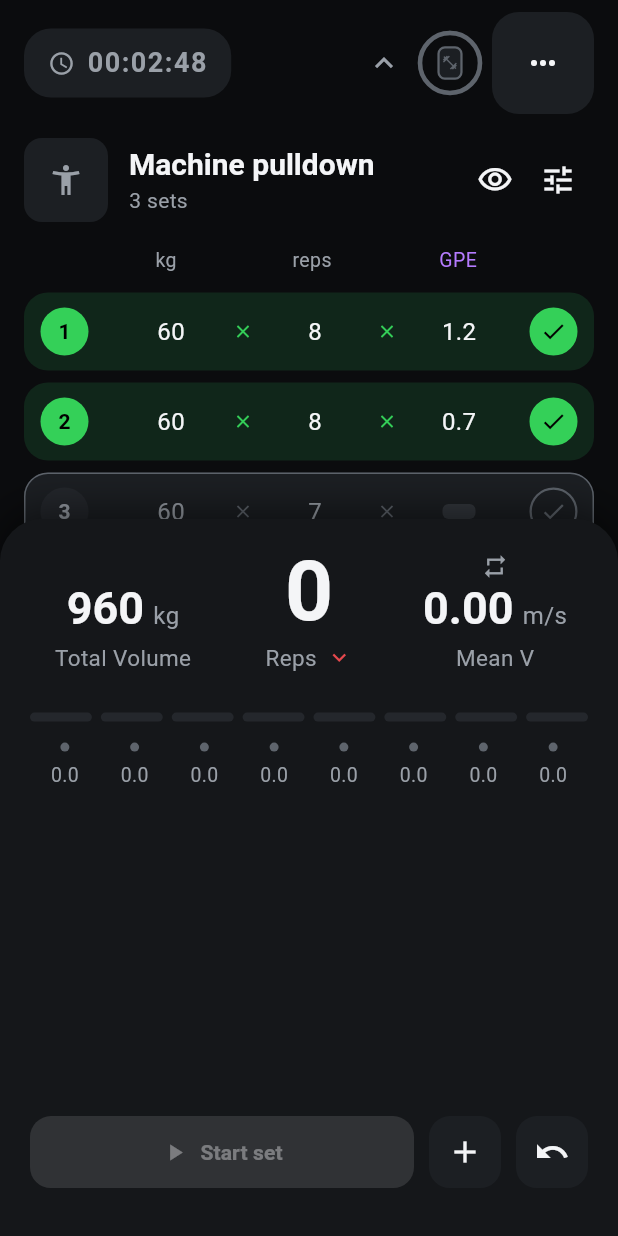
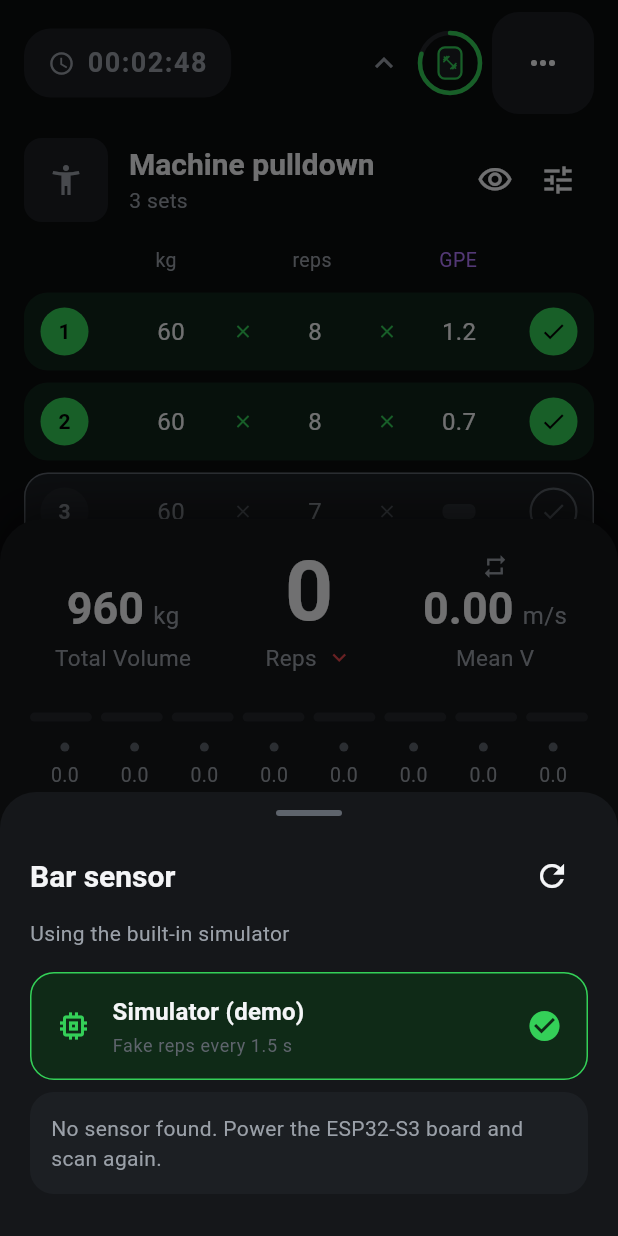
Before and after one commit to talkinfodesk-droid/test, a Flutter app: the LiveWorkoutScreen screen opened directly, scrolled down 172 dp, after a tap on the "fitness center" icon, on a phone screen of 412 x 824 dp. Run offline on Flutter 3.47's test engine with Material 3 defaults, Android fonts, the phone set to English and light mode, and no system bars; our stand-ins replace flutter_blue_plus, shared_preferences; accounts and stored records are empty.

Commit message:
feat: ESP32-S3-LCD-1.47B-M 바 센서 연동 (BLE 앱 + 펌웨어)
앱 (flutter_app)
- gpath_protocol.dart: GATT UUID, 12바이트 렙 패킷, START/STOP/TARE 명령 인코딩
- ble_rep_sensor.dart: flutter_blue_plus 기반 RepSensor 구현 + 서비스 UUID 스캐너
- 센서 선택 시트: 시뮬레이터 / 주변 GPATH 보드 선택, 마지막 기기 기억
- 컨트롤러 setSensor로 센서 교체, 운동별 concentricFirst를 START 명령에 전달
- Android BLE 권한, iOS NSBluetoothAlwaysUsageDescription 추가
- 프로토콜 인코딩/디코딩 테스트 (총 28개 통과)

펌웨어 (firmware/gpath_bar_sensor)
- rep_detector.h: 중력 축 추정 + 속도 적분 + 턴어라운드/정지 ZUPT 기반 렙 감지 (순수 C++)
- gpath_bar_sensor.ino: QMI8658 200Hz 샘플링, BLE 서버, ST7789 LCD 렙/속도 표시
- board_config.h: Waveshare 1.47B 핀맵
- test/rep_detector_test.cpp: 합성 벤치/풀다운 데이터로 PC에서 검증 (전부 통과)

Co-Authored-By: Claude Fable 5.1 <noreply@anthropic.com>
Claude-Session: https://claude.ai/code/session_01KkhbHovNuHszaEfnKatMuT

````diff
--- a/flutter_app/lib/data/mock_data.dart
+++ b/flutter_app/lib/data/mock_data.dart
@@ -11,6 +11,7 @@ class MockData {
     return Exercise(
       name: 'Machine pulldown',
       muscleGroup: 'Back',
+      concentricFirst: true,
       sets: [
         WorkoutSet(
           index: 1,
@@ -56,6 +57,7 @@ class MockData {
       Exercise(
         name: 'Dumbbell row',
         muscleGroup: 'Back',
+        concentricFirst: true,
         sets: [
           WorkoutSet(index: 1, weightKg: 32, targetReps: 10),
           WorkoutSet(index: 2, weightKg: 32, targetReps: 10),
--- a/flutter_app/lib/models/workout_models.dart
+++ b/flutter_app/lib/models/workout_models.dart
@@ -63,11 +63,16 @@ class Exercise {
     required this.name,
     required this.sets,
     this.muscleGroup = '',
+    this.concentricFirst = false,
   });
 
   final String name;
   final String muscleGroup;
   final List<WorkoutSet> sets;
+
+  /// True when the working (concentric) phase moves the handle down first,
+  /// e.g. pulldowns and rows. Bench / squat / press are false.
+  final bool concentricFirst;
 
   int get setCount => sets.length;
 
--- a/flutter_app/lib/screens/live_workout_screen.dart
+++ b/flutter_app/lib/screens/live_workout_screen.dart
@@ -6,6 +6,7 @@ import '../state/live_workout_controller.dart';
 import '../theme/app_theme.dart';
 import '../widgets/device_ring.dart';
 import '../widgets/rep_velocity_strip.dart';
+import '../widgets/sensor_picker_sheet.dart';
 import '../widgets/set_editor_sheet.dart';
 import '../widgets/set_row.dart';
 import '../widgets/set_tabs.dart';
@@ -201,9 +202,12 @@ class _TopBar extends StatelessWidget {
             icon: const Icon(Icons.keyboard_arrow_up,
                 color: AppColors.textSecondary),
           ),
-          GestureDetector(
-            onTap: controller.toggleSensor,
-            child: DeviceRing(connected: controller.sensorConnected),
+          Tooltip(
+            message: 'Sensor',
+            child: GestureDetector(
+              onTap: () => showSensorPickerSheet(context, controller),
+              child: DeviceRing(connected: controller.sensorConnected),
+            ),
           ),
           const SizedBox(width: 8),
           _Pill(
--- /dev/null
+++ b/flutter_app/lib/sensors/ble_rep_sensor.dart
@@ -0,0 +1,173 @@
+import 'dart:async';
+
+import 'package:flutter/foundation.dart';
+import 'package:flutter_blue_plus/flutter_blue_plus.dart';
+
+import 'gpath_protocol.dart';
+import 'rep_sensor.dart';
+
+/// [RepSensor] backed by the ESP32-S3 bar sensor over BLE.
+///
+/// Lifecycle: `connect()` -> discover the GPath service -> subscribe to rep
+/// notifications. `startSet()` writes a START command so the firmware arms rep
+/// detection; every notification becomes a [RepEvent].
+///
+/// flutter_blue_plus 2.x is free for personal / nonprofit use and needs a
+/// commercial license otherwise (see its LICENSE). Everything here sits behind
+/// [RepSensor], so swapping the BLE library touches only this file.
+class BleRepSensor implements RepSensor {
+  BleRepSensor(this.device, {this.license = License.nonprofit});
+
+  final BluetoothDevice device;
+  final License license;
+
+  final _reps = StreamController<RepEvent>.broadcast();
+  final _connection = StreamController<bool>.broadcast();
+
+  BluetoothCharacteristic? _repChar;
+  BluetoothCharacteristic? _controlChar;
+  StreamSubscription<List<int>>? _repSub;
+  StreamSubscription<BluetoothConnectionState>? _stateSub;
+  bool _connected = false;
+
+  /// Whether the next set's concentric phase comes first (pulldown / row).
+  bool concentricFirst = false;
+
+  String get name => device.platformName.isNotEmpty
+      ? device.platformName
+      : device.advName.isNotEmpty
+          ? device.advName
+          : device.remoteId.str;
+
+  @override
+  Stream<RepEvent> get reps => _reps.stream;
+
+  @override
+  Stream<bool> get connectionState => _connection.stream;
+
+  @override
+  bool get isConnected => _connected;
+
+  @override
+  Future<void> connect() async {
+    if (_connected) return;
+    await device.connect(
+        license: license, timeout: const Duration(seconds: 15));
+
+    _stateSub ??= device.connectionState.listen((state) {
+      final now = state == BluetoothConnectionState.connected;
+      if (now != _connected) {
+        _connected = now;
+        if (!now) {
+          _repSub?.cancel();
+          _repSub = null;
+          _repChar = null;
+          _controlChar = null;
+        }
+        _connection.add(now);
+      }
+    });
+
+    final services = await device.discoverServices();
+    final service = services.cast<BluetoothService?>().firstWhere(
+          (s) => s!.uuid == Guid(GpathProtocol.serviceUuid),
+          orElse: () => null,
+        );
+    if (service == null) {
+      await device.disconnect();
+      throw StateError('Device does not expose the GPath service');
+    }
+    for (final c in service.characteristics) {
+      if (c.uuid == Guid(GpathProtocol.repCharUuid)) _repChar = c;
+      if (c.uuid == Guid(GpathProtocol.controlCharUuid)) _controlChar = c;
+    }
+    if (_repChar == null || _controlChar == null) {
+      await device.disconnect();
+      throw StateError('GPath service is missing a characteristic');
+    }
+
+    await _repChar!.setNotifyValue(true);
+    _repSub = _repChar!.onValueReceived.listen(_onNotification);
+
+    if (!_connected) {
+      _connected = true;
+      _connection.add(true);
+    }
+  }
+
+  void _onNotification(List<int> bytes) {
+    final packet = RepPacket.decode(bytes);
+    if (packet == null) {
+      debugPrint('BleRepSensor: ignoring ${bytes.length}-byte packet');
+      return;
+    }
+    _reps.add(RepEvent(meanVelocity: packet.meanVelocity, at: DateTime.now()));
+  }
+
+  @override
+  Future<void> disconnect() async {
+    await _write(ControlPacket.stopSet(), quiet: true);
+    await device.disconnect();
+  }
+
+  @override
+  void startSet({required int targetReps, double? weightKg}) {
+    _write(
+      ControlPacket.startSet(
+        targetReps: targetReps,
+        weightKg: weightKg ?? 0,
+        concentricFirst: concentricFirst,
+      ),
+    );
+  }
+
+  @override
+  void stopSet() {
+    _write(ControlPacket.stopSet(), quiet: true);
+  }
+
+  Future<void> tare() => _write(ControlPacket.tare());
+
+  Future<void> _write(List<int> bytes, {bool quiet = false}) async {
+    final c = _controlChar;
+    if (c == null || !_connected) return;
+    try {
+      await c.write(bytes, withoutResponse: c.properties.writeWithoutResponse);
+    } catch (e) {
+      if (!quiet) debugPrint('BleRepSensor: write failed: $e');
+    }
+  }
+
+  @override
+  Future<void> dispose() async {
+    await _repSub?.cancel();
+    await _stateSub?.cancel();
+    if (_connected) {
+      try {
+        await device.disconnect();
+      } catch (_) {}
+    }
+    await _reps.close();
+    await _connection.close();
+  }
+}
+
+/// Scans for boards advertising the GPath service.
+class BleSensorScanner {
+  BleSensorScanner._();
+
+  static Stream<List<ScanResult>> get results => FlutterBluePlus.scanResults;
+  static Stream<bool> get isScanning => FlutterBluePlus.isScanning;
+  static Stream<BluetoothAdapterState> get adapterState =>
+      FlutterBluePlus.adapterState;
+
+  static Future<void> start({Duration timeout = const Duration(seconds: 8)}) {
+    return FlutterBluePlus.startScan(
+      withServices: [Guid(GpathProtocol.serviceUuid)],
+      timeout: timeout,
+      androidUsesFineLocation: false,
+    );
+  }
+
+  static Future<void> stop() => FlutterBluePlus.stopScan();
+}
--- /dev/null
+++ b/flutter_app/lib/sensors/gpath_protocol.dart
@@ -0,0 +1,114 @@
+import 'dart:typed_data';
+
+/// BLE GATT contract shared with `firmware/gpath_bar_sensor`.
+///
+/// One primary service with two characteristics:
+///  * [repCharUuid]     NOTIFY  - one packet per detected rep ([RepPacket])
+///  * [controlCharUuid] WRITE   - start / stop a set ([ControlPacket])
+///
+/// All multi-byte integers are little-endian.
+class GpathProtocol {
+  GpathProtocol._();
+
+  static const String serviceUuid = '7a0c0001-5d8e-4b1f-9c3a-2f1b8e6d4a01';
+  static const String repCharUuid = '7a0c0002-5d8e-4b1f-9c3a-2f1b8e6d4a01';
+  static const String controlCharUuid = '7a0c0003-5d8e-4b1f-9c3a-2f1b8e6d4a01';
+
+  /// Advertised local name prefix; the picker filters on this too.
+  static const String deviceNamePrefix = 'GPATH';
+
+  static const int repPacketType = 0x01;
+  static const int repPacketLength = 12;
+
+  static const int cmdStartSet = 0x01;
+  static const int cmdStopSet = 0x02;
+  static const int cmdTare = 0x03;
+}
+
+/// Rep notification, 12 bytes:
+/// ```
+/// 0      type (0x01)
+/// 1      rep index in the set, 1-based
+/// 2..3   mean concentric velocity, mm/s
+/// 4..5   peak concentric velocity, mm/s
+/// 6..7   range of motion, mm
+/// 8..11  ms since the set was started
+/// ```
+class RepPacket {
+  const RepPacket({
+    required this.repIndex,
+    required this.meanVelocity,
+    required this.peakVelocity,
+    required this.rangeOfMotionM,
+    required this.sinceSetStart,
+  });
+
+  final int repIndex;
+
+  /// m/s
+  final double meanVelocity;
+
+  /// m/s
+  final double peakVelocity;
+
+  /// metres
+  final double rangeOfMotionM;
+  final Duration sinceSetStart;
+
+  static RepPacket? decode(List<int> bytes) {
+    if (bytes.length < GpathProtocol.repPacketLength) return null;
+    if (bytes[0] != GpathProtocol.repPacketType) return null;
+    final b = ByteData.sublistView(Uint8List.fromList(bytes));
+    return RepPacket(
+      repIndex: b.getUint8(1),
+      meanVelocity: b.getUint16(2, Endian.little) / 1000,
+      peakVelocity: b.getUint16(4, Endian.little) / 1000,
+      rangeOfMotionM: b.getUint16(6, Endian.little) / 1000,
+      sinceSetStart: Duration(milliseconds: b.getUint32(8, Endian.little)),
+    );
+  }
+
+  Uint8List encode() {
+    final b = ByteData(GpathProtocol.repPacketLength)
+      ..setUint8(0, GpathProtocol.repPacketType)
+      ..setUint8(1, repIndex.clamp(0, 255))
+      ..setUint16(
+          2, (meanVelocity * 1000).round().clamp(0, 65535), Endian.little)
+      ..setUint16(
+          4, (peakVelocity * 1000).round().clamp(0, 65535), Endian.little)
+      ..setUint16(
+          6, (rangeOfMotionM * 1000).round().clamp(0, 65535), Endian.little)
+      ..setUint32(
+          8, sinceSetStart.inMilliseconds.clamp(0, 0xFFFFFFFF), Endian.little);
+    return b.buffer.asUint8List();
+  }
+}
+
+/// Commands written to the control characteristic.
+class ControlPacket {
+  ControlPacket._();
+
+  /// ```
+  /// 0     0x01
+  /// 1     target reps (0 = unlimited)
+  /// 2..3  load, kg x 10
+  /// 4     1 if the concentric phase comes first (pulldown, row), else 0
+  /// ```
+  static Uint8List startSet({
+    required int targetReps,
+    required double weightKg,
+    required bool concentricFirst,
+  }) {
+    final b = ByteData(5)
+      ..setUint8(0, GpathProtocol.cmdStartSet)
+      ..setUint8(1, targetReps.clamp(0, 255))
+      ..setUint16(2, (weightKg * 10).round().clamp(0, 65535), Endian.little)
+      ..setUint8(4, concentricFirst ? 1 : 0);
+    return b.buffer.asUint8List();
+  }
+
+  static Uint8List stopSet() => Uint8List.fromList([GpathProtocol.cmdStopSet]);
+
+  /// Re-zero the IMU while the bar is at rest.
+  static Uint8List tare() => Uint8List.fromList([GpathProtocol.cmdTare]);
+}
--- a/flutter_app/lib/state/live_workout_controller.dart
+++ b/flutter_app/lib/state/live_workout_controller.dart
@@ -3,6 +3,7 @@ import 'dart:async';
 import 'package:flutter/foundation.dart';
 
 import '../models/workout_models.dart';
+import '../sensors/ble_rep_sensor.dart';
 import '../sensors/rep_sensor.dart';
 
 /// Drives the live tracking screen: session clock, per-set clock, the rep
@@ -14,7 +15,7 @@ class LiveWorkoutController extends ChangeNotifier {
     int? initialSetIndex,
     Duration initialElapsed = const Duration(minutes: 2, seconds: 45),
   })  : _ownsSensor = sensor == null,
-        sensor = sensor ?? SimulatedRepSensor(),
+        _sensor = sensor ?? SimulatedRepSensor(),
         _elapsed = initialElapsed,
         _currentSet = initialSetIndex ??
             exercise.sets
@@ -27,16 +28,36 @@ class LiveWorkoutController extends ChangeNotifier {
       }
       notifyListeners();
     });
-    _repSub = this.sensor.reps.listen(_onRep);
-    _connSub = this.sensor.connectionState.listen((_) {
-      if (!this.sensor.isConnected) _stopCapture();
+    _subscribe();
+  }
+
+  final Exercise exercise;
+  RepSensor _sensor;
+  bool _ownsSensor;
+
+  RepSensor get sensor => _sensor;
+
+  /// Replace the rep source (e.g. simulated -> paired BLE board). The old
+  /// sensor is disposed only if this controller created it.
+  Future<void> setSensor(RepSensor next, {bool owns = true}) async {
+    if (identical(next, _sensor)) return;
+    _stopCapture();
+    await _repSub?.cancel();
+    await _connSub?.cancel();
+    if (_ownsSensor) await _sensor.dispose();
+    _sensor = next;
+    _ownsSensor = owns;
+    _subscribe();
+    notifyListeners();
+  }
+
+  void _subscribe() {
+    _repSub = _sensor.reps.listen(_onRep);
+    _connSub = _sensor.connectionState.listen((_) {
+      if (!_sensor.isConnected) _stopCapture();
       notifyListeners();
     });
   }
-
-  final Exercise exercise;
-  final RepSensor sensor;
-  final bool _ownsSensor;
 
   Timer? _sessionTimer;
   StreamSubscription<RepEvent>? _repSub;
@@ -130,6 +151,8 @@ class LiveWorkoutController extends ChangeNotifier {
     _capturing = true;
     _setStartedAt = DateTime.now();
     _setElapsed = Duration.zero;
+    final s = sensor;
+    if (s is BleRepSensor) s.concentricFirst = exercise.concentricFirst;
     sensor.startSet(
       targetReps: currentSet.targetReps - currentSet.reps,
       weightKg: currentSet.weightKg,
--- /dev/null
+++ b/flutter_app/lib/state/sensor_prefs.dart
@@ -0,0 +1,28 @@
+import 'package:shared_preferences/shared_preferences.dart';
+
+/// Remembers which bar sensor the athlete paired last.
+class SensorPrefs {
+  SensorPrefs._();
+
+  static const _deviceKey = 'sensor.lastDeviceId';
+  static const _nameKey = 'sensor.lastDeviceName';
+
+  static Future<({String id, String name})?> lastDevice() async {
+    final p = await SharedPreferences.getInstance();
+    final id = p.getString(_deviceKey);
+    if (id == null) return null;
+    return (id: id, name: p.getString(_nameKey) ?? id);
+  }
+
+  static Future<void> remember(String id, String name) async {
+    final p = await SharedPreferences.getInstance();
+    await p.setString(_deviceKey, id);
+    await p.setString(_nameKey, name);
+  }
+
+  static Future<void> forget() async {
+    final p = await SharedPreferences.getInstance();
+    await p.remove(_deviceKey);
+    await p.remove(_nameKey);
+  }
+}
--- /dev/null
+++ b/flutter_app/lib/widgets/sensor_picker_sheet.dart
@@ -0,0 +1,287 @@
+import 'dart:async';
+
+import 'package:flutter/material.dart';
+import 'package:flutter_blue_plus/flutter_blue_plus.dart';
+
+import '../sensors/ble_rep_sensor.dart';
+import '../sensors/rep_sensor.dart';
+import '../state/live_workout_controller.dart';
+import '../state/sensor_prefs.dart';
+import '../theme/app_theme.dart';
+
+/// Pick the rep source for the live screen: the built-in simulator or a
+/// nearby ESP32-S3 bar sensor found over BLE.
+Future<void> showSensorPickerSheet(
+  BuildContext context,
+  LiveWorkoutController controller,
+) {
+  return showModalBottomSheet<void>(
+    context: context,
+    backgroundColor: AppColors.surface,
+    isScrollControlled: true,
+    shape: const RoundedRectangleBorder(
+      borderRadius: BorderRadius.vertical(top: Radius.circular(24)),
+    ),
+    builder: (_) => _SensorPickerSheet(controller: controller),
+  );
+}
+
+class _SensorPickerSheet extends StatefulWidget {
+  const _SensorPickerSheet({required this.controller});
+
+  final LiveWorkoutController controller;
+
+  @override
+  State<_SensorPickerSheet> createState() => _SensorPickerSheetState();
+}
+
+class _SensorPickerSheetState extends State<_SensorPickerSheet> {
+  StreamSubscription<List<ScanResult>>? _scanSub;
+  StreamSubscription<bool>? _scanningSub;
+  StreamSubscription<BluetoothAdapterState>? _adapterSub;
+
+  List<ScanResult> _results = const [];
+  bool _scanning = false;
+  bool _busy = false;
+  String? _error;
+  BluetoothAdapterState _adapter = BluetoothAdapterState.unknown;
+  String? _lastDeviceId;
+
+  @override
+  void initState() {
+    super.initState();
+    SensorPrefs.lastDevice().then((d) {
+      if (mounted) setState(() => _lastDeviceId = d?.id);
+    });
+    _adapterSub = BleSensorScanner.adapterState.listen((s) {
+      if (!mounted) return;
+      setState(() => _adapter = s);
+      if (s == BluetoothAdapterState.on && !_scanning) _startScan();
+    });
+    _scanSub = BleSensorScanner.results.listen((r) {
+      if (mounted) setState(() => _results = r);
+    });
+    _scanningSub = BleSensorScanner.isScanning.listen((v) {
+      if (mounted) setState(() => _scanning = v);
+    });
+  }
+
+  Future<void> _startScan() async {
+    setState(() => _error = null);
+    try {
+      await BleSensorScanner.start();
+    } catch (e) {
+      if (mounted) setState(() => _error = 'Scan failed: $e');
+    }
+  }
+
+  @override
+  void dispose() {
+    _scanSub?.cancel();
+    _scanningSub?.cancel();
+    _adapterSub?.cancel();
+    BleSensorScanner.stop();
+    super.dispose();
+  }
+
+  Future<void> _useSimulator() async {
+    setState(() => _busy = true);
+    await widget.controller.setSensor(SimulatedRepSensor());
+    await SensorPrefs.forget();
+    if (mounted) Navigator.of(context).pop();
+  }
+
+  Future<void> _pair(ScanResult r) async {
+    setState(() {
+      _busy = true;
+      _error = null;
+    });
+    await BleSensorScanner.stop();
+    final sensor = BleRepSensor(r.device);
+    try {
+      await sensor.connect();
+      await widget.controller.setSensor(sensor);
+      await SensorPrefs.remember(r.device.remoteId.str, sensor.name);
+      if (mounted) Navigator.of(context).pop();
+    } catch (e) {
+      await sensor.dispose();
+      if (mounted) {
+        setState(() {
+          _busy = false;
+          _error = 'Could not connect: $e';
+        });
+      }
+    }
+  }
+
+  @override
+  Widget build(BuildContext context) {
+    final current = widget.controller.sensor;
+    final usingSim = current is SimulatedRepSensor;
+    final bleName = current is BleRepSensor ? current.name : null;
+
+    return Padding(
+      padding: const EdgeInsets.fromLTRB(20, 12, 20, 28),
+      child: Column(
+        mainAxisSize: MainAxisSize.min,
+        crossAxisAlignment: CrossAxisAlignment.stretch,
+        children: [
+          Center(
+            child: Container(
+              width: 44,
+              height: 4,
+              decoration: BoxDecoration(
+                color: AppColors.textMuted,
+                borderRadius: BorderRadius.circular(2),
+              ),
+            ),
+          ),
+          const SizedBox(height: 16),
+          Row(
+            children: [
+              Expanded(
+                child: Text('Bar sensor',
+                    style: Theme.of(context).textTheme.titleLarge),
+              ),
+              if (_scanning)
+                const SizedBox(
+                  width: 18,
+                  height: 18,
+                  child: CircularProgressIndicator(strokeWidth: 2),
+                )
+              else
+                IconButton(
+                  tooltip: 'Scan again',
+                  onPressed: _busy ? null : _startScan,
+                  icon: const Icon(Icons.refresh),
+                ),
+            ],
+          ),
+          const SizedBox(height: 4),
+          Text(
+            bleName != null
+                ? 'Connected to $bleName'
+                : 'Using the built-in simulator',
+            style: Theme.of(context).textTheme.bodyMedium,
+          ),
+          const SizedBox(height: 16),
+          _Option(
+            icon: Icons.memory,
+            title: 'Simulator (demo)',
+            subtitle: 'Fake reps every 1.5 s',
+            selected: usingSim,
+            onTap: _busy || usingSim ? null : _useSimulator,
+          ),
+          const SizedBox(height: 8),
+          if (_adapter == BluetoothAdapterState.off)
+            const _Note('Bluetooth is off. Turn it on to find the sensor.')
+          else if (_results.isEmpty)
+            _Note(_scanning
+                ? 'Looking for GPATH boards…'
+                : 'No sensor found. Power the ESP32-S3 board and scan again.')
+          else
+            for (final r in _results)
+              Padding(
+                padding: const EdgeInsets.only(bottom: 8),
+                child: _Option(
+                  icon: Icons.bluetooth,
+                  title: r.device.platformName.isNotEmpty
+                      ? r.device.platformName
+                      : r.advertisementData.advName.isNotEmpty
+                          ? r.advertisementData.advName
+                          : r.device.remoteId.str,
+                  subtitle:
+                      '${r.rssi} dBm${r.device.remoteId.str == _lastDeviceId ? ' · last used' : ''}',
+                  selected: current is BleRepSensor &&
+                      current.device.remoteId == r.device.remoteId,
+                  onTap: _busy ? null : () => _pair(r),
+                ),
+              ),
+          if (_error != null) ...[
+            const SizedBox(height: 8),
+            Text(_error!, style: const TextStyle(color: AppColors.red)),
+          ],
+          if (_busy) ...[
+            const SizedBox(height: 12),
+            const Center(child: CircularProgressIndicator()),
+          ],
+        ],
+      ),
+    );
+  }
+}
+
+class _Option extends StatelessWidget {
+  const _Option({
+    required this.icon,
+    required this.title,
+    required this.subtitle,
+    required this.selected,
+    required this.onTap,
+  });
+
+  final IconData icon;
+  final String title;
+  final String subtitle;
+  final bool selected;
+  final VoidCallback? onTap;
+
+  @override
+  Widget build(BuildContext context) {
+    return Material(
+      color: selected ? AppColors.greenDim : AppColors.card,
+      borderRadius: BorderRadius.circular(16),
+      child: InkWell(
+        borderRadius: BorderRadius.circular(16),
+        onTap: onTap,
+        child: Container(
+          padding: const EdgeInsets.symmetric(horizontal: 16, vertical: 14),
+          decoration: BoxDecoration(
+            borderRadius: BorderRadius.circular(16),
+            border: Border.all(
+              color: selected ? AppColors.green : Colors.transparent,
+            ),
+          ),
+          child: Row(
+            children: [
+              Icon(icon,
+                  color: selected ? AppColors.green : AppColors.textSecondary),
+              const SizedBox(width: 14),
+              Expanded(
+                child: Column(
+                  crossAxisAlignment: CrossAxisAlignment.start,
+                  children: [
+                    Text(title, style: Theme.of(context).textTheme.titleMedium),
+                    const SizedBox(height: 2),
+                    Text(subtitle,
+                        style: Theme.of(context).textTheme.bodySmall),
+                  ],
+                ),
+              ),
+              if (selected)
+                const Icon(Icons.check_circle, color: AppColors.green),
+            ],
+          ),
+        ),
+      ),
+    );
+  }
+}
+
+class _Note extends StatelessWidget {
+  const _Note(this.text);
+
+  final String text;
+
+  @override
+  Widget build(BuildContext context) {
+    return Container(
+      padding: const EdgeInsets.all(14),
+      decoration: BoxDecoration(
+        color: AppColors.card,
+        borderRadius: BorderRadius.circular(16),
+      ),
+      child: Text(text, style: Theme.of(context).textTheme.bodyMedium),
+    );
+  }
+}
--- a/flutter_app/pubspec.yaml
+++ b/flutter_app/pubspec.yaml
@@ -12,6 +12,7 @@ dependencies:
     sdk: flutter
   cupertino_icons: ^1.0.8
   shared_preferences: ^2.3.0
+  flutter_blue_plus: ^2.3.13
 
 dev_dependencies:
   flutter_test:
````
Also changed, not shown: flutter_app/pubspec.lock, 8 other files.
